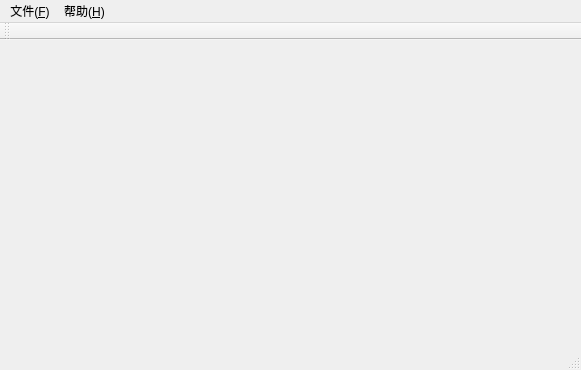
This is tools/PatchMakerQT5/PatchMaker/PatchMakerWindow.ui in ymsquall/ymproject as Qt 5 draws it before an edit. The edited form follows.
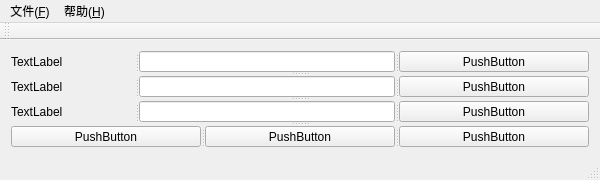
This is the edited form.

The edit to the form file:
```diff
--- a/tools/PatchMakerQT5/PatchMaker/PatchMakerWindow.ui
+++ b/tools/PatchMakerQT5/PatchMaker/PatchMakerWindow.ui
@@ -6,20 +6,110 @@
    <rect>
     <x>0</x>
     <y>0</y>
-    <width>581</width>
-    <height>370</height>
+    <width>600</width>
+    <height>180</height>
    </rect>
   </property>
+  <property name="minimumSize">
+   <size>
+    <width>300</width>
+    <height>180</height>
+   </size>
+  </property>
+  <property name="maximumSize">
+   <size>
+    <width>600</width>
+    <height>200</height>
+   </size>
+  </property>
   <property name="windowTitle">
    <string>PatchMaker</string>
   </property>
-  <widget class="QWidget" name="centralWidget"/>
+  <widget class="QWidget" name="centralWidget">
+   <layout class="QGridLayout" name="gridLayout">
+    <item row="0" column="0">
+     <widget class="QSplitter" name="splitter_5">
+      <property name="orientation">
+       <enum>Qt::Vertical</enum>
+      </property>
+      <widget class="QSplitter" name="splitter">
+       <property name="orientation">
+        <enum>Qt::Horizontal</enum>
+       </property>
+       <widget class="QLabel" name="label">
+        <property name="text">
+         <string>TextLabel</string>
+        </property>
+       </widget>
+       <widget class="QLineEdit" name="lineEdit"/>
+       <widget class="QPushButton" name="pushButton">
+        <property name="text">
+         <string>PushButton</string>
+        </property>
+       </widget>
+      </widget>
+      <widget class="QSplitter" name="splitter_2">
+       <property name="orientation">
+        <enum>Qt::Horizontal</enum>
+       </property>
+       <widget class="QLabel" name="label_2">
+        <property name="text">
+         <string>TextLabel</string>
+        </property>
+       </widget>
+       <widget class="QLineEdit" name="lineEdit_2"/>
+       <widget class="QPushButton" name="pushButton_2">
+        <property name="text">
+         <string>PushButton</string>
+        </property>
+       </widget>
+      </widget>
+      <widget class="QSplitter" name="splitter_3">
+       <property name="orientation">
+        <enum>Qt::Horizontal</enum>
+       </property>
+       <widget class="QLabel" name="label_3">
+        <property name="text">
+         <string>TextLabel</string>
+        </property>
+       </widget>
+       <widget class="QLineEdit" name="lineEdit_3"/>
+       <widget class="QPushButton" name="pushButton_3">
+        <property name="text">
+         <string>PushButton</string>
+        </property>
+       </widget>
+      </widget>
+      <widget class="QSplitter" name="splitter_4">
+       <property name="orientation">
+        <enum>Qt::Horizontal</enum>
+       </property>
+       <widget class="QPushButton" name="pushButton_4">
+        <property name="text">
+         <string>PushButton</string>
+        </property>
+       </widget>
+       <widget class="QPushButton" name="pushButton_6">
+        <property name="text">
+         <string>PushButton</string>
+        </property>
+       </widget>
+       <widget class="QPushButton" name="pushButton_5">
+        <property name="text">
+         <string>PushButton</string>
+        </property>
+       </widget>
+      </widget>
+     </widget>
+    </item>
+   </layout>
+  </widget>
   <widget class="QMenuBar" name="mMainMenuBar">
    <property name="geometry">
     <rect>
      <x>0</x>
      <y>0</y>
-     <width>581</width>
+     <width>600</width>
      <height>23</height>
     </rect>
    </property>
```
